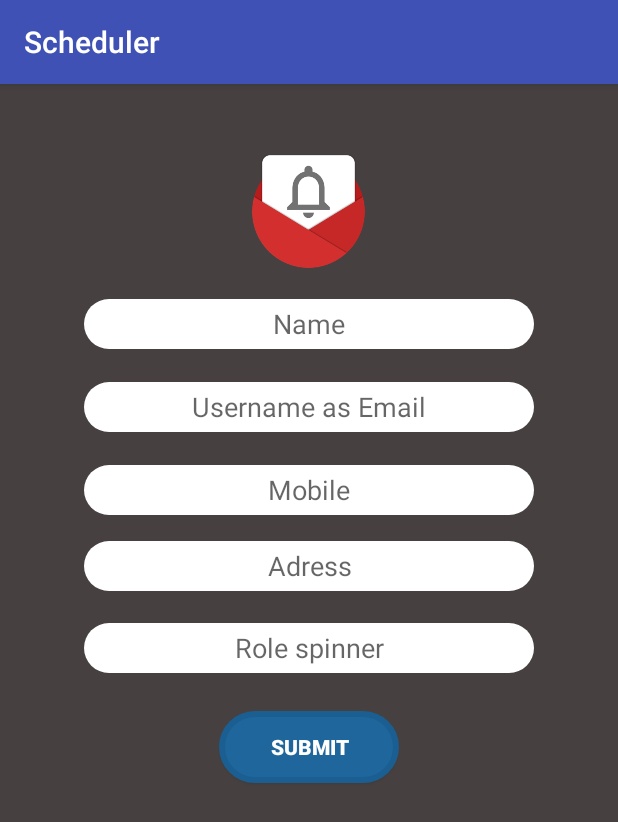
After one commit to kunalkhedkar/Notifier, an Android app: the RegisterActivity screen opened directly, with no data from a screen before it, on a phone screen of 412 x 824 dp. The commit adds this screen. Shown: the top 822 px of the screen. Run offline under Robolectric (Android 15) with nearby library versions, the phone set to English and light mode, and no system bars.

Commit message:
register page screen done

```diff
--- /dev/null
+++ b/app/src/main/java/com/example/kaushal/notifier/RegisterActivity.java
@@ -0,0 +1,28 @@
+package com.example.kaushal.notifier;
+
+import android.content.Intent;
+import android.support.v7.app.AppCompatActivity;
+import android.os.Bundle;
+import android.view.View;
+import android.widget.Toast;
+
+public class RegisterActivity extends AppCompatActivity {
+
+
+
+    @Override
+    protected void onCreate(Bundle savedInstanceState) {
+        super.onCreate(savedInstanceState);
+        setContentView(R.layout.activity_register);
+    }
+
+    public void registerdone(View view) {
+        Intent intent=new Intent(this,LoginActivity.class);
+        startActivity(intent);
+        Toast.makeText(this, "Register Sucessfully", Toast.LENGTH_SHORT).show();
+    }
+
+
+// spinner listener -----  https://stackoverflow.com/questions/1337424/android-spinner-get-the-selected-item-change-event
+    // how visible roll number.... RrollNumber.setVisbility(View.VISIBLE)
+}
--- a/app/src/main/java/com/example/kaushal/notifier/SplashActivity.java
+++ b/app/src/main/java/com/example/kaushal/notifier/SplashActivity.java
@@ -21,8 +21,8 @@ public class SplashActivity extends AppCompatActivity {
         new Handler().postDelayed(new Runnable() {
             @Override
             public void run() {
-                Intent TeacherNavIntent=new Intent(SplashActivity.this,TeacherNaviActivity.class);
-                startActivity(TeacherNavIntent);
+                Intent StudentNavIntent=new Intent(SplashActivity.this,StudentNaviActivity.class);
+                startActivity(StudentNavIntent);
                 finish();
             }
         },SPALSH_SCREEN_TIME_OUT);
--- /dev/null
+++ b/app/src/main/res/drawable/button_color.xml
@@ -0,0 +1,44 @@
+<?xml version="1.0" encoding="utf-8"?>
+<selector xmlns:android="http://schemas.android.com/apk/res/android">
+    <item android:state_pressed="true">
+        <shape>
+            <solid
+                android:color="#000000"/>
+            <stroke
+                android:width="2dp"
+                android:color="#ffffff"/>
+            <corners
+                android:bottomRightRadius="30dp"
+                android:bottomLeftRadius="30dp"
+                android:topLeftRadius="30dp"
+                android:topRightRadius="30dp"/>
+            <padding
+                android:bottom="10dp"
+                android:left="10dp"
+                android:right="10dp"
+                android:top="10dp"/>
+        </shape>
+
+    </item>
+    <item>
+        <shape>
+            <gradient
+                android:angle="270"
+                android:endColor="#1E669B"
+                android:startColor="#1E669B"/>
+            <stroke
+                android:width="4dp"
+                android:color="#1B5E91"/>
+            <corners
+                android:bottomRightRadius="30dp"
+                android:bottomLeftRadius="30dp"
+                android:topLeftRadius="30dp"
+                android:topRightRadius="30dp"></corners>
+            <padding
+                android:bottom="10dp"
+                android:left="10dp"
+                android:right="10dp"
+                android:top="10dp"/>
+        </shape>
+    </item>
+</selector>
--- /dev/null
+++ b/app/src/main/res/layout/activity_register.xml
@@ -0,0 +1,116 @@
+<?xml version="1.0" encoding="utf-8"?>
+    <ScrollView xmlns:android="http://schemas.android.com/apk/res/android"
+        xmlns:tools="http://schemas.android.com/tools"
+        android:layout_width="fill_parent"
+        android:layout_height="fill_parent"
+        android:fillViewport="true">
+
+    <RelativeLayout
+        android:layout_width="match_parent"
+        android:layout_height="match_parent"
+        android:background="#464140"
+        android:padding="40dp">
+
+
+    <ImageView
+        android:id="@+id/Logo"
+        android:layout_centerHorizontal="true"
+        android:layout_width="90dp"
+        android:layout_height="90dp"
+        android:src="@drawable/my_logo"
+        />
+
+    <EditText
+        android:background="@drawable/round_corner_style"
+        android:gravity="center"
+        android:id="@+id/Rname"
+        android:hint="Name"
+        android:layout_width="300dp"
+        android:layout_height="33dp"
+        android:layout_below="@+id/Logo"
+        android:layout_centerHorizontal="true"
+        android:layout_marginTop="13dp" />
+
+    <EditText
+        android:background="@drawable/round_corner_style"
+        android:gravity="center"
+        android:id="@+id/Remail"
+        android:hint="Username as Email"
+        android:layout_width="300dp"
+        android:layout_height="33dp"
+        android:layout_marginTop="22dp"
+        android:layout_below="@+id/Rname"
+        android:layout_alignLeft="@+id/Rname"
+        android:layout_alignStart="@+id/Rname" />
+
+
+
+    <EditText
+        android:background="@drawable/round_corner_style"
+        android:gravity="center"
+        android:id="@+id/Rmobile"
+        android:hint="Mobile"
+        android:layout_width="300dp"
+        android:layout_height="33dp"
+        android:layout_below="@+id/Remail"
+        android:layout_alignLeft="@+id/Remail"
+        android:layout_alignStart="@+id/Remail"
+        android:layout_marginTop="22dp" />
+
+    <EditText
+        android:background="@drawable/round_corner_style"
+        android:gravity="center"
+        android:id="@+id/Raddres"
+        android:hint="Adress"
+        android:layout_width="300dp"
+        android:layout_height="33dp"
+        android:layout_below="@+id/Rmobile"
+        android:layout_alignLeft="@+id/Rmobile"
+        android:layout_alignStart="@+id/Rmobile"
+        android:layout_marginTop="17dp" />
+
+    <EditText
+        android:background="@drawable/round_corner_style"
+        android:gravity="center"
+        android:id="@+id/Rrole"
+        android:hint="Role spinner"
+        android:layout_width="300dp"
+        android:layout_height="33dp"
+        android:layout_marginTop="21dp"
+        android:layout_below="@+id/Raddres"
+        android:layout_alignLeft="@+id/Raddres"
+        android:layout_alignStart="@+id/Raddres" />
+
+        <EditText
+            android:background="@drawable/round_corner_style"
+            android:gravity="center"
+            android:id="@+id/RrollNumber"
+            android:hint="Roll Number"
+            android:layout_width="300dp"
+            android:layout_height="33dp"
+            android:layout_marginTop="21dp"
+            android:visibility="gone"
+            android:layout_below="@+id/Rrole"
+            android:layout_alignLeft="@+id/Raddres"
+            android:layout_alignStart="@+id/Raddres" />
+
+
+        <Button
+        android:onClick="registerdone"
+        android:background="@drawable/button_color"
+        android:id="@+id/Register"
+        android:text="Submit"
+        android:textColor="#ffffff"
+        android:layout_below="@id/RrollNumber"
+        android:layout_marginTop="25dp"
+        android:textStyle="bold"
+        android:layout_width="120dp"
+        android:layout_height="wrap_content"
+        android:layout_centerHorizontal="true" />
+
+
+
+
+
+</RelativeLayout>
+</ScrollView>
--- a/app/src/main/res/values/strings.xml
+++ b/app/src/main/res/values/strings.xml
@@ -1,9 +1,10 @@
 <resources>
-    <string name="app_name">Notifier</string>
+    <string name="app_name">Scheduler</string>
     <string name="title_activity_teacher_navi">TeacherNaviActivity</string>
 
     <string name="navigation_drawer_open">Open navigation drawer</string>
     <string name="navigation_drawer_close">Close navigation drawer</string>
 
     <string name="action_settings">Settings</string>
+    <string name="title_activity_student_navi">StudentNaviActivity</string>
 </resources>
```
Also changed, not shown: app/src/main/AndroidManifest.xml (+9 -7 lines), app/src/main/java/com/example/kaushal/notifier/LoginActivity.java (+7 -0 lines), app/src/main/java/com/example/kaushal/notifier/StudentNaviActivity.java (added, +130 -0 lines), app/src/main/res/drawable/ic_assignment_black_24dp.xml (added, +9 -0 lines), app/src/main/res/drawable/ic_scheduler.xml (added, +9 -0 lines), app/src/main/res/layout/activity_login.xml (+9 -5 lines), app/src/main/res/layout/activity_student_navi.xml (added, +25 -0 lines), app/src/main/res/layout/app_bar_student_navi.xml (added, +33 -0 lines), app/src/main/res/layout/content_student_navi.xml (added, +18 -0 lines), app/src/main/res/layout/nav_header_student_navi.xml (added, +35 -0 lines), app/src/main/res/menu/activity_student_navi_drawer.xml (added, +23 -0 lines), app/src/main/res/menu/student_navi.xml (added, +9 -0 lines), app/src/main/ic_schedule-web.png (added).
